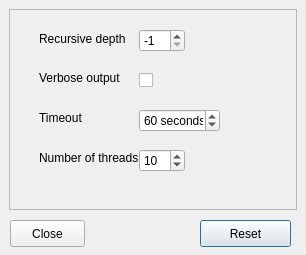
First picture: the form in linkcheck/gui/ui/options.ui, repository wummel/linkchecker, before the edit.
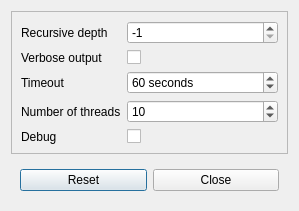
Second picture: the form after the edit.

Commit message: Use separate debug log window.

Diff of the .ui file:
```diff
--- a/linkcheck/gui/ui/options.ui
+++ b/linkcheck/gui/ui/options.ui
@@ -1,128 +1,89 @@
 <ui version="4.0" >
  <class>Options</class>
- <widget class="QDialog" name="Options" >
-  <property name="geometry" >
+ <widget class="QDialog" name="Options">
+  <property name="geometry">
    <rect>
     <x>0</x>
     <y>0</y>
-    <width>306</width>
-    <height>255</height>
+    <width>299</width>
+    <height>179</height>
    </rect>
   </property>
   <property name="windowTitle" >
    <string>Dialog</string>
   </property>
-  <widget class="QPushButton" name="resetButton" >
-   <property name="geometry" >
-    <rect>
-     <x>200</x>
-     <y>220</y>
-     <width>91</width>
-     <height>27</height>
-    </rect>
-   </property>
-   <property name="toolTip" >
-    <string>Reset all options to default values.</string>
-   </property>
-   <property name="text" >
-    <string>Reset</string>
-   </property>
-  </widget>
-  <widget class="QFrame" name="frame" >
-   <property name="geometry" >
-    <rect>
-     <x>9</x>
-     <y>9</y>
-     <width>288</width>
-     <height>201</height>
-    </rect>
-   </property>
-   <property name="frameShape" >
+  <layout class="QVBoxLayout" name="verticalLayout">
+   <item>
+    <widget class="QFrame" name="frame">
+     <property name="frameShape">
     <enum>QFrame::StyledPanel</enum>
    </property>
    <property name="frameShadow" >
     <enum>QFrame::Raised</enum>
    </property>
-   <widget class="QSpinBox" name="recursionlevel" >
-    <property name="geometry" >
-     <rect>
-      <x>130</x>
-      <y>20</y>
-      <width>46</width>
-      <height>23</height>
-     </rect>
-    </property>
-    <property name="toolTip" >
+     <layout class="QFormLayout" name="formLayout">
+      <item row="0" column="0">
+       <widget class="QLabel" name="label">
+        <property name="toolTip">
      <string>Check recursively all links up to given depth. A negative depth will enable infinite recursion.</string>
     </property>
-    <property name="minimum" >
-     <number>-1</number>
-    </property>
-    <property name="maximum" >
-     <number>100</number>
-    </property>
-    <property name="value" >
-     <number>-1</number>
-    </property>
-   </widget>
-   <widget class="QLabel" name="label" >
-    <property name="geometry" >
-     <rect>
-      <x>30</x>
-      <y>20</y>
-      <width>111</width>
-      <height>20</height>
-     </rect>
-    </property>
-    <property name="toolTip" >
-     <string>Check recursively all links up to given depth. A negative depth will enable infinite recursion.</string>
-    </property>
-    <property name="text" >
+        <property name="text">
      <string>Recursive depth</string>
     </property>
    </widget>
-   <widget class="QLabel" name="label_2" >
-    <property name="geometry" >
-     <rect>
-      <x>30</x>
-      <y>60</y>
-      <width>91</width>
-      <height>17</height>
-     </rect>
-    </property>
-    <property name="toolTip" >
+      </item>
+      <item row="0" column="1">
+       <widget class="QSpinBox" name="recursionlevel">
+        <property name="toolTip">
+         <string>Check recursively all links up to given depth. A negative depth will enable infinite recursion.</string>
+        </property>
+        <property name="minimum">
+         <number>-1</number>
+        </property>
+        <property name="maximum">
+         <number>100</number>
+        </property>
+        <property name="value">
+         <number>-1</number>
+        </property>
+       </widget>
+      </item>
+      <item row="1" column="0">
+       <widget class="QLabel" name="label_2">
+        <property name="toolTip">
      <string>Log all checked URLs once. Default is to log only errors and warnings.</string>
     </property>
     <property name="text" >
      <string>Verbose output</string>
     </property>
    </widget>
-   <widget class="QLabel" name="label_3" >
-    <property name="geometry" >
-     <rect>
-      <x>30</x>
-      <y>100</y>
-      <width>48</width>
-      <height>17</height>
-     </rect>
-    </property>
-    <property name="toolTip" >
+      </item>
+      <item row="1" column="1">
+       <widget class="QCheckBox" name="verbose">
+        <property name="enabled">
+         <bool>true</bool>
+        </property>
+        <property name="toolTip">
+         <string>Log all checked URLs once. Default is to log only errors and warnings.</string>
+        </property>
+        <property name="text">
+         <string/>
+        </property>
+       </widget>
+      </item>
+      <item row="2" column="0">
+       <widget class="QLabel" name="label_3">
+        <property name="toolTip">
      <string>Set the timeout for connection attempts in seconds.</string>
     </property>
     <property name="text" >
      <string>Timeout</string>
     </property>
    </widget>
-   <widget class="QSpinBox" name="timeout" >
-    <property name="geometry" >
-     <rect>
-      <x>130</x>
-      <y>100</y>
-      <width>81</width>
-      <height>23</height>
-     </rect>
-    </property>
-    <property name="toolTip" >
+      </item>
+      <item row="2" column="1">
+       <widget class="QSpinBox" name="timeout">
+        <property name="toolTip">
      <string>Set the timeout for connection attempts in seconds.</string>
     </property>
     <property name="suffix" >
@@ -138,32 +99,20 @@
      <number>60</number>
     </property>
    </widget>
-   <widget class="QLabel" name="label_5" >
-    <property name="geometry" >
-     <rect>
-      <x>30</x>
-      <y>140</y>
-      <width>101</width>
-      <height>17</height>
-     </rect>
-    </property>
-    <property name="toolTip" >
+      </item>
+      <item row="3" column="0">
+       <widget class="QLabel" name="label_5">
+        <property name="toolTip">
      <string>Generate no more than the given number of threads.</string>
     </property>
     <property name="text" >
      <string>Number of threads</string>
     </property>
    </widget>
-   <widget class="QSpinBox" name="threads" >
-    <property name="geometry" >
-     <rect>
-      <x>130</x>
-      <y>140</y>
-      <width>46</width>
-      <height>23</height>
-     </rect>
-    </property>
-    <property name="toolTip" >
+      </item>
+      <item row="3" column="1">
+       <widget class="QSpinBox" name="threads">
+        <property name="toolTip">
      <string>Generate no more than the given number of threads.</string>
     </property>
     <property name="minimum" >
@@ -176,39 +125,48 @@
      <number>10</number>
     </property>
    </widget>
-   <widget class="QCheckBox" name="verbose" >
-    <property name="enabled" >
-     <bool>true</bool>
-    </property>
-    <property name="geometry" >
-     <rect>
-      <x>130</x>
-      <y>60</y>
-      <width>31</width>
-      <height>22</height>
-     </rect>
-    </property>
-    <property name="toolTip" >
-     <string>Log all checked URLs once. Default is to log only errors and warnings.</string>
-    </property>
-    <property name="text" >
+      </item>
+      <item row="4" column="0">
+       <widget class="QLabel" name="label_4">
+        <property name="text">
+         <string>Debug</string>
+        </property>
+       </widget>
+      </item>
+      <item row="4" column="1">
+       <widget class="QCheckBox" name="debug">
+        <property name="text">
      <string/>
     </property>
    </widget>
-  </widget>
-  <widget class="QPushButton" name="closeButton" >
-   <property name="geometry" >
-    <rect>
-     <x>10</x>
-     <y>220</y>
-     <width>75</width>
-     <height>27</height>
-    </rect>
-   </property>
-   <property name="text" >
+      </item>
+     </layout>
+    </widget>
+   </item>
+   <item>
+    <widget class="QWidget" name="widget" native="true">
+     <layout class="QHBoxLayout" name="horizontalLayout">
+      <item>
+       <widget class="QPushButton" name="resetButton">
+        <property name="toolTip">
+         <string>Reset all options to default values.</string>
+        </property>
+        <property name="text">
+         <string>Reset</string>
+        </property>
+       </widget>
+      </item>
+      <item>
+       <widget class="QPushButton" name="closeButton">
+        <property name="text">
     <string>Close</string>
    </property>
   </widget>
+      </item>
+     </layout>
+    </widget>
+   </item>
+  </layout>
  </widget>
  <resources/>
  <connections/>
```
Left out of the diff: 27 changed lines with no effect on the pictures. Lines whose indentation alone changed are shown as unchanged. The commit also changes 9 other files.
